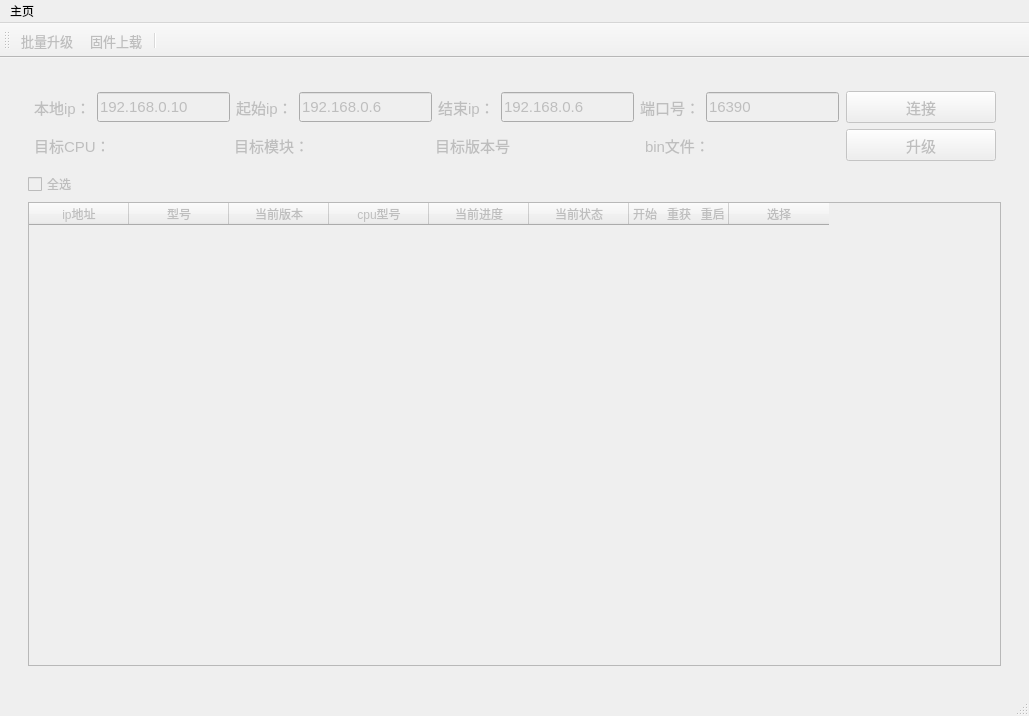
Before: the Qt Designer form tools/frimware_upgrade/src/firmware.ui in isfirestar3/grace, drawn with Qt 5.
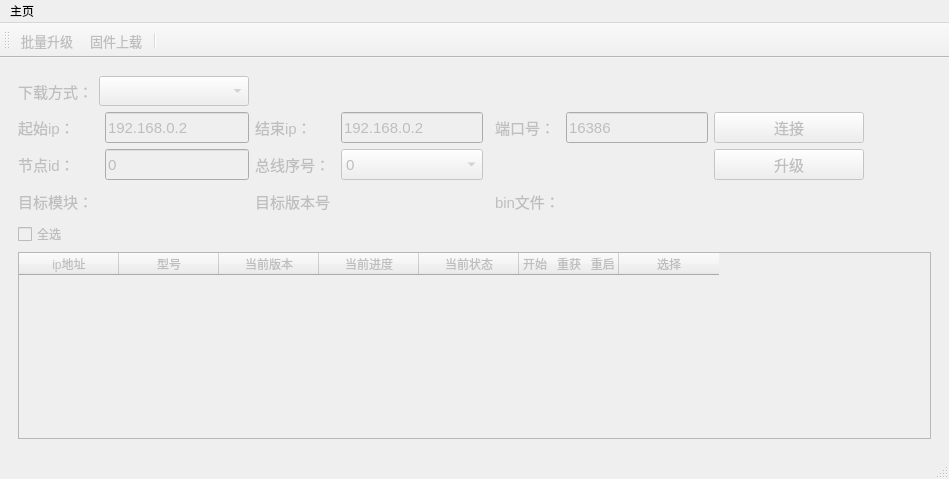
After: the same form once the commit is applied. Icons and pictures are not drawn.

Diff of the .ui file:
```diff
--- a/tools/frimware_upgrade/src/firmware.ui
+++ b/tools/frimware_upgrade/src/firmware.ui
@@ -7,8 +7,8 @@
    <rect>
     <x>0</x>
     <y>0</y>
-    <width>1029</width>
-    <height>716</height>
+    <width>949</width>
+    <height>479</height>
    </rect>
   </property>
   <property name="windowTitle">
@@ -24,7 +24,7 @@
   </property>
   <widget class="QWidget" name="centralwidget">
    <layout class="QGridLayout" name="gridLayout">
-    <item row="0" column="0">
+    <item row="0" column="1">
      <widget class="QStackedWidget" name="stackedWidget">
       <property name="enabled">
        <bool>false</bool>
@@ -37,85 +37,7 @@
         <bool>false</bool>
        </property>
        <layout class="QGridLayout" name="gridLayout_2">
-        <item row="0" column="0">
-         <layout class="QVBoxLayout" name="verticalLayout">
-          <property name="leftMargin">
-           <number>10</number>
-          </property>
-          <property name="topMargin">
-           <number>10</number>
-          </property>
-          <property name="rightMargin">
-           <number>10</number>
-          </property>
-          <property name="bottomMargin">
-           <number>10</number>
-          </property>
-          <item>
-           <layout class="QVBoxLayout" name="verticalLayout_config">
-            <property name="leftMargin">
-             <number>5</number>
-            </property>
-            <property name="topMargin">
-             <number>5</number>
-            </property>
-            <property name="rightMargin">
-             <number>5</number>
-            </property>
-            <property name="bottomMargin">
-             <number>5</number>
-            </property>
-            <item>
-             <layout class="QHBoxLayout" name="horizontalLayout_config">
-              <item>
-               <layout class="QVBoxLayout" name="verticalLayout_left">
-                <item>
-                 <layout class="QHBoxLayout" name="horizontalLayout_ip">
-                  <property name="leftMargin">
-                   <number>1</number>
-                  </property>
-                  <property name="topMargin">
-                   <number>1</number>
-                  </property>
-                  <property name="rightMargin">
-                   <number>1</number>
-                  </property>
-                  <property name="bottomMargin">
-                   <number>1</number>
-                  </property>
-                  <item>
-                   <widget class="QLabel" name="ip_local">
-                    <property name="font">
-                     <font>
-                      <family>Arial</family>
-                      <pointsize>11</pointsize>
-                     </font>
-                    </property>
-                    <property name="text">
-                     <string>本地ip：</string>
-                    </property>
-                   </widget>
-                  </item>
-                  <item>
-                   <widget class="QLineEdit" name="line_ip_local">
-                    <property name="sizePolicy">
-                     <sizepolicy hsizetype="Expanding" vsizetype="Preferred">
-                      <horstretch>0</horstretch>
-                      <verstretch>0</verstretch>
-                     </sizepolicy>
-                    </property>
-                    <property name="font">
-                     <font>
-                      <family>Arial</family>
-                      <pointsize>11</pointsize>
-                     </font>
-                    </property>
-                    <property name="text">
-                     <string>192.168.0.10</string>
-                    </property>
-                   </widget>
-                  </item>
-                  <item>
+        <item row="1" column="0" colspan="2">
                    <widget class="QLabel" name="ip_begin">
                     <property name="minimumSize">
                      <size>
@@ -134,26 +56,7 @@
                     </property>
                    </widget>
                   </item>
-                  <item>
-                   <widget class="QLineEdit" name="line_ip_begin">
-                    <property name="sizePolicy">
-                     <sizepolicy hsizetype="Expanding" vsizetype="Preferred">
-                      <horstretch>0</horstretch>
-                      <verstretch>0</verstretch>
-                     </sizepolicy>
-                    </property>
-                    <property name="font">
-                     <font>
-                      <family>Arial</family>
-                      <pointsize>11</pointsize>
-                     </font>
-                    </property>
-                    <property name="text">
-                     <string>192.168.0.6</string>
-                    </property>
-                   </widget>
-                  </item>
-                  <item>
+        <item row="1" column="3">
                    <widget class="QLabel" name="ip_end">
                     <property name="font">
                      <font>
@@ -166,7 +69,51 @@
                     </property>
                    </widget>
                   </item>
-                  <item>
+        <item row="1" column="8">
+         <widget class="QPushButton" name="connect">
+          <property name="sizePolicy">
+           <sizepolicy hsizetype="Minimum" vsizetype="Preferred">
+            <horstretch>0</horstretch>
+            <verstretch>0</verstretch>
+           </sizepolicy>
+          </property>
+          <property name="font">
+           <font>
+            <family>Arial</family>
+            <pointsize>11</pointsize>
+           </font>
+          </property>
+          <property name="text">
+           <string>连接</string>
+          </property>
+         </widget>
+        </item>
+        <item row="2" column="2">
+         <widget class="QLineEdit" name="edit_node_id">
+          <property name="sizePolicy">
+           <sizepolicy hsizetype="Expanding" vsizetype="Preferred">
+            <horstretch>0</horstretch>
+            <verstretch>0</verstretch>
+           </sizepolicy>
+          </property>
+          <property name="minimumSize">
+           <size>
+            <width>50</width>
+            <height>30</height>
+           </size>
+          </property>
+          <property name="font">
+           <font>
+            <family>Arial</family>
+            <pointsize>11</pointsize>
+           </font>
+          </property>
+          <property name="text">
+           <string>0</string>
+          </property>
+         </widget>
+        </item>
+        <item row="1" column="4">
                    <widget class="QLineEdit" name="line_ip_end">
                     <property name="sizePolicy">
                      <sizepolicy hsizetype="Expanding" vsizetype="Preferred">
@@ -181,11 +128,49 @@
                      </font>
                     </property>
                     <property name="text">
-                     <string>192.168.0.6</string>
+           <string>192.168.0.2</string>
                     </property>
                    </widget>
                   </item>
-                  <item>
+        <item row="1" column="2">
+         <widget class="QLineEdit" name="line_ip_begin">
+          <property name="sizePolicy">
+           <sizepolicy hsizetype="Expanding" vsizetype="Preferred">
+            <horstretch>0</horstretch>
+            <verstretch>0</verstretch>
+           </sizepolicy>
+          </property>
+          <property name="font">
+           <font>
+            <family>Arial</family>
+            <pointsize>11</pointsize>
+           </font>
+          </property>
+          <property name="text">
+           <string>192.168.0.2</string>
+          </property>
+         </widget>
+        </item>
+        <item row="1" column="7">
+         <widget class="QLineEdit" name="line_port">
+          <property name="sizePolicy">
+           <sizepolicy hsizetype="Expanding" vsizetype="Preferred">
+            <horstretch>0</horstretch>
+            <verstretch>0</verstretch>
+           </sizepolicy>
+          </property>
+          <property name="font">
+           <font>
+            <family>Arial</family>
+            <pointsize>11</pointsize>
+           </font>
+          </property>
+          <property name="text">
+           <string>16386</string>
+          </property>
+         </widget>
+        </item>
+        <item row="1" column="6">
                    <widget class="QLabel" name="port_label">
                     <property name="font">
                      <font>
@@ -198,47 +183,70 @@
                     </property>
                    </widget>
                   </item>
+        <item row="0" column="0">
+         <widget class="QLabel" name="ip_local_2">
+          <property name="font">
+           <font>
+            <family>Arial</family>
+            <pointsize>11</pointsize>
+           </font>
+          </property>
+          <property name="text">
+           <string>下载方式：</string>
+          </property>
+         </widget>
+        </item>
+        <item row="2" column="0" colspan="2">
+         <widget class="QLabel" name="port_label_3">
+          <property name="font">
+           <font>
+            <family>Arial</family>
+            <pointsize>11</pointsize>
+           </font>
+          </property>
+          <property name="text">
+           <string>节点id：</string>
+          </property>
+         </widget>
+        </item>
+        <item row="0" column="1" colspan="2">
+         <widget class="QComboBox" name="combo_style">
+          <property name="minimumSize">
+           <size>
+            <width>150</width>
+            <height>30</height>
+           </size>
+          </property>
+          <property name="font">
+           <font>
+            <family>Arial</family>
+            <pointsize>11</pointsize>
+            <weight>50</weight>
+            <bold>false</bold>
+           </font>
+          </property>
+          <property name="currentIndex">
+           <number>-1</number>
+          </property>
                   <item>
-                   <widget class="QLineEdit" name="line_port">
+           <property name="text">
+            <string>VCU</string>
+           </property>
+          </item>
+         </widget>
+        </item>
+        <item row="2" column="8">
+         <widget class="QPushButton" name="update">
                     <property name="sizePolicy">
-                     <sizepolicy hsizetype="Expanding" vsizetype="Preferred">
+           <sizepolicy hsizetype="Minimum" vsizetype="Preferred">
                       <horstretch>0</horstretch>
                       <verstretch>0</verstretch>
                      </sizepolicy>
                     </property>
-                    <property name="font">
-                     <font>
-                      <family>Arial</family>
-                      <pointsize>11</pointsize>
-                     </font>
-                    </property>
-                    <property name="text">
-                     <string>16390</string>
-                    </property>
-                   </widget>
-                  </item>
-                 </layout>
-                </item>
-                <item>
-                 <layout class="QHBoxLayout" name="horizontalLayout_info">
-                  <property name="leftMargin">
-                   <number>1</number>
-                  </property>
-                  <property name="topMargin">
-                   <number>1</number>
-                  </property>
-                  <property name="rightMargin">
-                   <number>1</number>
-                  </property>
-                  <property name="bottomMargin">
-                   <number>1</number>
-                  </property>
-                  <item>
-                   <widget class="QLabel" name="label_cpu">
-                    <property name="maximumSize">
+          <property name="minimumSize">
                      <size>
-                      <width>70</width>
-                      <height>16777215</height>
+            <width>150</width>
+            <height>0</height>
                      </size>
                     </property>
                     <property name="font">
@@ -248,24 +256,11 @@
                      </font>
                     </property>
                     <property name="text">
-                     <string>目标CPU：</string>
+           <string>升级</string>
                     </property>
                    </widget>
                   </item>
-                  <item>
-                   <widget class="QLabel" name="target_cpu_value">
-                    <property name="font">
-                     <font>
-                      <family>Arial</family>
-                      <pointsize>11</pointsize>
-                     </font>
-                    </property>
-                    <property name="text">
-                     <string/>
-                    </property>
-                   </widget>
-                  </item>
-                  <item>
+        <item row="3" column="0">
                    <widget class="QLabel" name="label_target">
                     <property name="minimumSize">
                      <size>
@@ -290,52 +285,7 @@
                     </property>
                    </widget>
                   </item>
-                  <item>
-                   <widget class="QLabel" name="target_moule_value">
-                    <property name="font">
-                     <font>
-                      <family>Arial</family>
-                      <pointsize>11</pointsize>
-                     </font>
-                    </property>
-                    <property name="text">
-                     <string/>
-                    </property>
-                   </widget>
-                  </item>
-                  <item>
-                   <widget class="QLabel" name="label_vesion">
-                    <property name="maximumSize">
-                     <size>
-                      <width>80</width>
-                      <height>16777215</height>
-                     </size>
-                    </property>
-                    <property name="font">
-                     <font>
-                      <family>Arial</family>
-                      <pointsize>11</pointsize>
-                     </font>
-                    </property>
-                    <property name="text">
-                     <string>目标版本号：</string>
-                    </property>
-                   </widget>
-                  </item>
-                  <item>
-                   <widget class="QLabel" name="target_vesion_value">
-                    <property name="font">
-                     <font>
-                      <family>Arial</family>
-                      <pointsize>11</pointsize>
-                     </font>
-                    </property>
-                    <property name="text">
-                     <string/>
-                    </property>
-                   </widget>
-                  </item>
-                  <item>
+        <item row="3" column="6">
                    <widget class="QLabel" name="bin_label">
                     <property name="maximumSize">
                      <size>
@@ -354,83 +304,85 @@
                     </property>
                    </widget>
                   </item>
-                  <item>
-                   <widget class="QLabel" name="bin_file_value">
-                    <property name="font">
-                     <font>
-                      <family>Arial</family>
-                      <pointsize>11</pointsize>
-                     </font>
-                    </property>
-                    <property name="text">
-                     <string/>
-                    </property>
-                   </widget>
-                  </item>
-                 </layout>
-                </item>
-               </layout>
-              </item>
-              <item>
-               <layout class="QVBoxLayout" name="verticalLayout_right" stretch="0,0">
-                <item>
-                 <widget class="QPushButton" name="connect">
-                  <property name="sizePolicy">
-                   <sizepolicy hsizetype="Minimum" vsizetype="Preferred">
-                    <horstretch>0</horstretch>
-                    <verstretch>0</verstretch>
-                   </sizepolicy>
-                  </property>
-                  <property name="font">
-                   <font>
-                    <family>Arial</family>
-                    <pointsize>11</pointsize>
-                   </font>
-                  </property>
-                  <property name="text">
-                   <string>连接</string>
-                  </property>
-                 </widget>
-                </item>
-                <item>
-                 <widget class="QPushButton" name="update">
-                  <property name="sizePolicy">
-                   <sizepolicy hsizetype="Minimum" vsizetype="Preferred">
-                    <horstretch>0</horstretch>
-                    <verstretch>0</verstretch>
-                   </sizepolicy>
-                  </property>
-                  <property name="minimumSize">
-                   <size>
-                    <width>150</width>
-                    <height>0</height>
-                   </size>
-                  </property>
-                  <property name="font">
-                   <font>
-                    <family>Arial</family>
-                    <pointsize>11</pointsize>
-                   </font>
-                  </property>
-                  <property name="text">
-                   <string>升级</string>
-                  </property>
-                 </widget>
-                </item>
-               </layout>
-              </item>
-             </layout>
-            </item>
-           </layout>
-          </item>
-          <item>
+        <item row="4" column="0">
            <widget class="QCheckBox" name="select_all_checkbox">
             <property name="text">
              <string>全选</string>
             </property>
            </widget>
           </item>
-          <item>
+        <item row="3" column="4" colspan="2">
+         <widget class="QLabel" name="target_vesion_value">
+          <property name="font">
+           <font>
+            <family>Arial</family>
+            <pointsize>11</pointsize>
+           </font>
+          </property>
+          <property name="text">
+           <string/>
+          </property>
+         </widget>
+        </item>
+        <item row="3" column="3">
+         <widget class="QLabel" name="label_vesion">
+          <property name="maximumSize">
+           <size>
+            <width>80</width>
+            <height>16777215</height>
+           </size>
+          </property>
+          <property name="font">
+           <font>
+            <family>Arial</family>
+            <pointsize>11</pointsize>
+           </font>
+          </property>
+          <property name="text">
+           <string>目标版本号：</string>
+          </property>
+         </widget>
+        </item>
+        <item row="3" column="7">
+         <widget class="QLabel" name="bin_file_value">
+          <property name="font">
+           <font>
+            <family>Arial</family>
+            <pointsize>11</pointsize>
+           </font>
+          </property>
+          <property name="text">
+           <string/>
+          </property>
+         </widget>
+        </item>
+        <item row="3" column="2">
+         <widget class="QLabel" name="target_moule_value">
+          <property name="font">
+           <font>
+            <family>Arial</family>
+            <pointsize>11</pointsize>
+           </font>
+          </property>
+          <property name="text">
+           <string/>
+          </property>
+         </widget>
+        </item>
+        <item row="1" column="9">
+         <spacer name="horizontalSpacer">
+          <property name="orientation">
+           <enum>Qt::Horizontal</enum>
+          </property>
+          <property name="sizeHint" stdset="0">
+           <size>
+            <width>40</width>
+            <height>20</height>
+           </size>
+          </property>
+         </spacer>
+        </item>
+        <item row="5" column="0" colspan="10">
            <widget class="QTableWidget" name="download_table_view">
             <property name="editTriggers">
              <set>QAbstractItemView::NoEditTriggers</set>
@@ -462,11 +414,6 @@
               <string>当前版本</string>
              </property>
             </column>
-            <column>
-             <property name="text">
-              <string>cpu型号</string>
-             </property>
-            </column>
             <column>
              <property name="text">
               <string>当前进度</string>
@@ -489,7 +436,55 @@
             </column>
            </widget>
           </item>
-         </layout>
+        <item row="2" column="3">
+         <widget class="QLabel" name="port_label_2">
+          <property name="font">
+           <font>
+            <family>Arial</family>
+            <pointsize>11</pointsize>
+           </font>
+          </property>
+          <property name="text">
+           <string>总线序号：</string>
+          </property>
+         </widget>
+        </item>
+        <item row="2" column="4">
+         <widget class="QComboBox" name="combo_serial_id">
+          <property name="sizePolicy">
+           <sizepolicy hsizetype="Expanding" vsizetype="Preferred">
+            <horstretch>0</horstretch>
+            <verstretch>0</verstretch>
+           </sizepolicy>
+          </property>
+          <property name="minimumSize">
+           <size>
+            <width>100</width>
+            <height>30</height>
+           </size>
+          </property>
+          <property name="font">
+           <font>
+            <family>Arial</family>
+            <pointsize>11</pointsize>
+            <weight>50</weight>
+            <bold>false</bold>
+           </font>
+          </property>
+          <property name="currentIndex">
+           <number>0</number>
+          </property>
+          <item>
+           <property name="text">
+            <string>0</string>
+           </property>
+          </item>
+          <item>
+           <property name="text">
+            <string>1</string>
+           </property>
+          </item>
+         </widget>
         </item>
        </layout>
       </widget>
@@ -591,7 +586,7 @@
     <rect>
      <x>0</x>
      <y>0</y>
-     <width>1029</width>
+     <width>949</width>
      <height>23</height>
     </rect>
    </property>
```
Left out of the diff: 2 changed lines with no effect on the pictures. Lines whose indentation alone changed are shown as unchanged.
